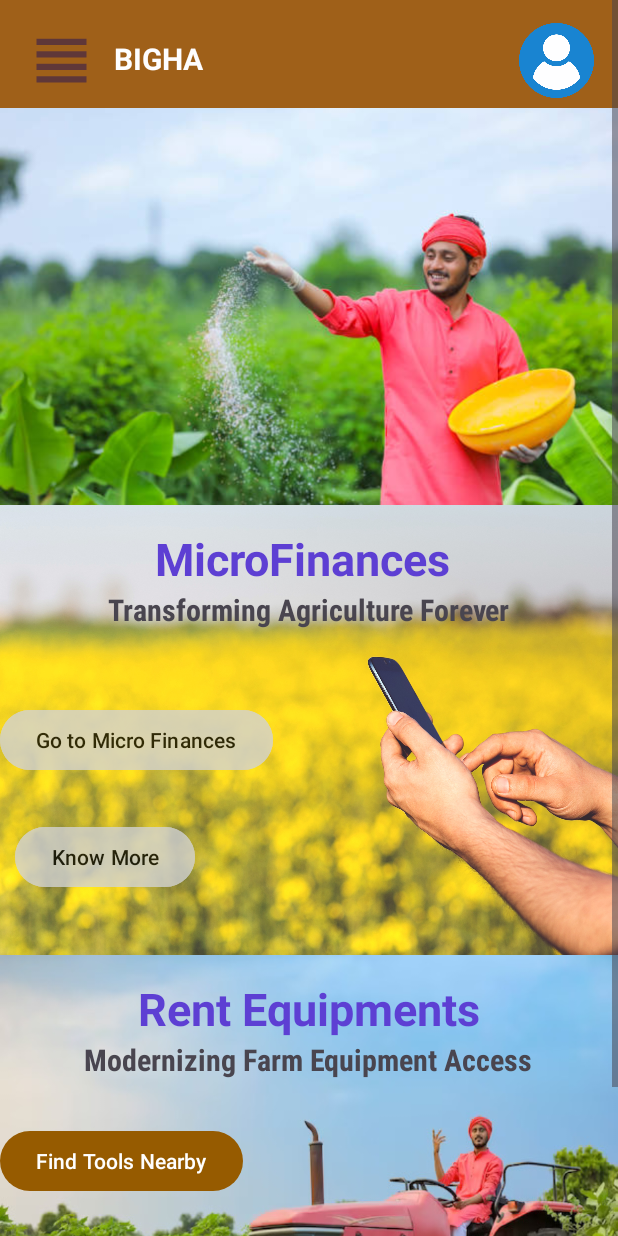
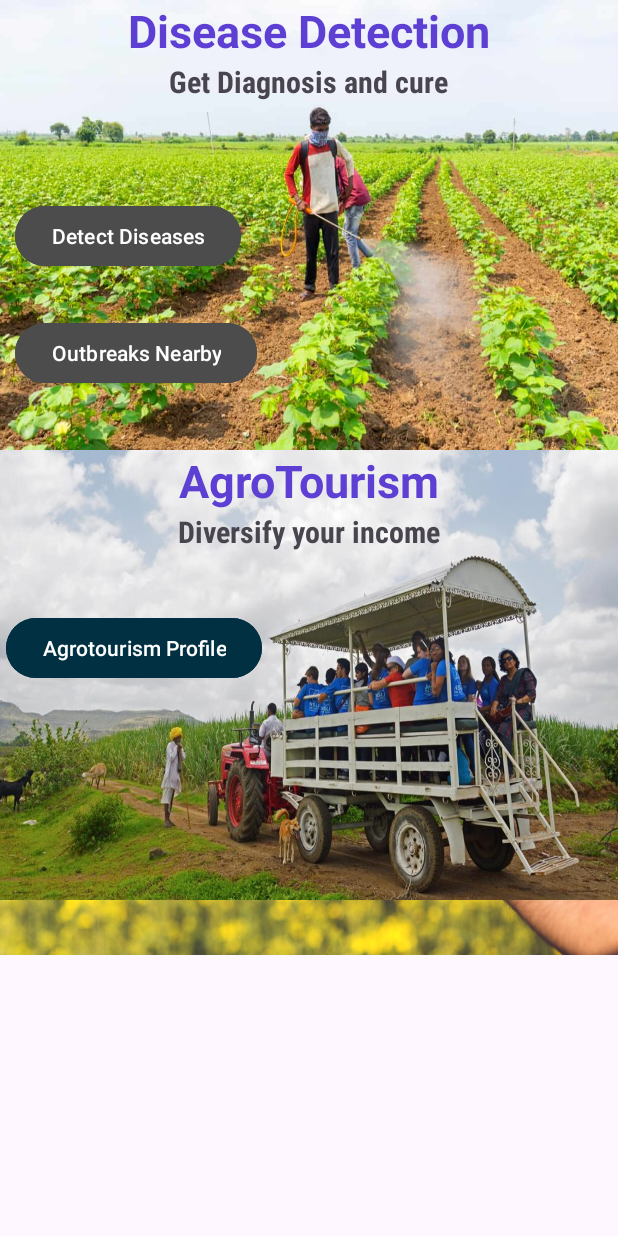
Before and after one commit to KraKinMe/BIGHA, an Android app: the homeActivity screen opened directly, with no data from a screen before it, on a phone screen of 412 x 824 dp. Run offline under Robolectric (Android 15) with nearby library versions, the phone set to English and light mode, and no system bars.

Commit message:
Complete homepage

```diff
--- a/app/src/main/res/layout/activity_home.xml
+++ b/app/src/main/res/layout/activity_home.xml
@@ -46,7 +46,7 @@
                 android:textSize="20dp"
                 android:textStyle="bold" />
             <View
-                android:layout_width="180dp"
+                android:layout_width="160dp"
                 android:layout_height="match_parent" />
             <ImageView
                 android:layout_width="50dp"
@@ -118,7 +118,7 @@
                 android:textColor="@color/black"
                 android:backgroundTint="@color/LightGrey"
                 android:layout_marginTop="30dp"
-
+                android:layout_marginLeft="10dp"
                 android:alpha="0.8" />
             <Button
                 android:layout_marginLeft="10dp"
@@ -133,47 +133,136 @@
         </LinearLayout>
 
         <LinearLayout
-            android:layout_width="wrap_content"
+            android:layout_width="match_parent"
             android:layout_height="300dp"
-            app:layout_constraintTop_toBottomOf="@id/HomeDiv2"
-            app:layout_constraintLeft_toLeftOf="parent"
-            android:background="@drawable/tract"
+            app:layout_constraintTop_toBottomOf="@+id/HomeDiv3"
+            app:layout_constraintLeft_toLeftOf="@+id/HomeDiv3"
+            android:background="@drawable/keede_bachao"
             android:orientation="vertical"
-
+            android:id="@+id/HomeDiv4"
             >
             <TextView
                 android:layout_width="wrap_content"
                 android:layout_height="wrap_content"
-                android:text="Rent Equipments"
+                android:text="Disease Detection"
                 android:layout_gravity="center"
                 android:textSize="30dp"
+                android:textStyle="bold"
                 android:textColor="@color/Iris"
+                />
+            <TextView
+                android:layout_width="wrap_content"
+                android:layout_height="wrap_content"
+                android:text="Get Diagnosis and cure"
+                android:layout_gravity="center"
+                android:fontFamily="sans-serif-condensed"
+                android:textSize="20dp"
                 android:textStyle="bold"
-                android:layout_marginTop="15dp"
-                />
+            />
+            <Button
+                android:layout_width="wrap_content"
+                android:layout_height="wrap_content"
+                android:text="Detect Diseases"
+                android:backgroundTint="@color/LightBlack"
+                android:layout_marginTop="65dp"
+                android:layout_marginBottom="30dp"
+                android:layout_marginLeft="10dp"
+
+                ></Button>
+            <Button
+                android:layout_width="wrap_content"
+                android:layout_height="wrap_content"
+                android:backgroundTint="@color/LightBlack"
+                android:text="Outbreaks Nearby"
+                android:layout_marginLeft="10dp"
+                >
+
+            </Button>
+
+            <LinearLayout
+                android:id="@+id/HomeDiv3"
+                android:layout_width="wrap_content"
+                android:layout_height="300dp"
+                android:layout_marginTop="56dp"
+                android:background="@drawable/tract"
+                android:orientation="vertical">
+
                 <TextView
                     android:layout_width="wrap_content"
                     android:layout_height="wrap_content"
+                    android:layout_gravity="center"
+                    android:layout_marginTop="15dp"
+                    android:text="Rent Equipments"
+                    android:textColor="@color/Iris"
+                    android:textSize="30dp"
+                    android:textStyle="bold" />
+
+                <TextView
+                    android:layout_width="wrap_content"
+                    android:layout_height="wrap_content"
+                    android:layout_gravity="center"
+                    android:fontFamily="sans-serif-condensed"
                     android:text="Modernizing Farm Equipment Access"
-                    android:layout_gravity="center"
-                    android:textStyle="bold"
                     android:textSize="20dp"
-                    android:fontFamily="sans-serif-condensed"
+                    android:textStyle="bold" />
+
+                <Button
+                    android:layout_width="wrap_content"
+                    android:layout_height="wrap_content"
+                    android:layout_marginLeft="10dp"
+                    android:layout_marginTop="30dp"
+                    android:text="Find Tools Nearby"
+
                     />
+
+                <Button
+                    android:layout_width="wrap_content"
+                    android:layout_height="wrap_content"
+                    android:layout_marginLeft="10dp"
+                    android:layout_marginTop="30dp"
+                    android:text="Know More"
+
+                    />
+
+            </LinearLayout>
+        </LinearLayout>
+
+        <LinearLayout
+            android:layout_width="match_parent"
+            android:layout_height="300dp"
+            app:layout_constraintTop_toBottomOf="@+id/HomeDiv4"
+            app:layout_constraintRight_toLeftOf="parent"
+            android:orientation="vertical"
+            android:background="@drawable/agro_tourism">
+            <TextView
+
+                android:layout_width="wrap_content"
+                android:layout_height="wrap_content"
+                android:text="AgroTourism"
+                android:textSize="30dp"
+                android:textStyle="bold"
+                android:layout_gravity="center"
+                android:textColor="@color/Iris"
+                />
+            <TextView
+
+                android:layout_width="wrap_content"
+                android:layout_height="wrap_content"
+                android:textSize="20dp"
+                android:textStyle="bold"
+                android:text="Diversify your income"
+                android:layout_gravity="center"
+                android:fontFamily="sans-serif-condensed"
+                />
             <Button
                 android:layout_width="wrap_content"
                 android:layout_height="wrap_content"
-                android:text="Find Tools Nearby"
-                android:layout_marginTop="30dp"
-                />
-                <Button
-                    android:layout_width="wrap_content"
-                    android:layout_height="wrap_content"
-                    android:text="Know More"
-                    android:layout_marginTop="30dp"
-                    />
-
-        </LinearLayout>
+                android:text="Agrotourism Profile"
+                android:layout_marginLeft="4dp"
+                android:layout_marginTop="40dp"
+                android:backgroundTint="@color/alagBlue"
+                ></Button>
+            ></LinearLayout>
 
     </androidx.constraintlayout.widget.ConstraintLayout>
 </ScrollView>
--- a/app/src/main/res/values/colors.xml
+++ b/app/src/main/res/values/colors.xml
@@ -12,4 +12,8 @@
     <color name="Blue">#00FFFF</color>
     <color name="Iris">#5D3FD3</color>
     <color name="LightGrey">#D3D3D3</color>
+    <color name="Aqua">#00FFFF</color>
+    <color name="Claret">#DE3163</color>
+    <color name="LightBlack">#4C4C4C</color>
+    <color name="alagBlue">#003042</color>
 </resources>
```
Also changed, not shown: app/src/main/res/drawable/agro_tourism.jpg (added), app/src/main/res/drawable/keede_bachao.jpg (added).
